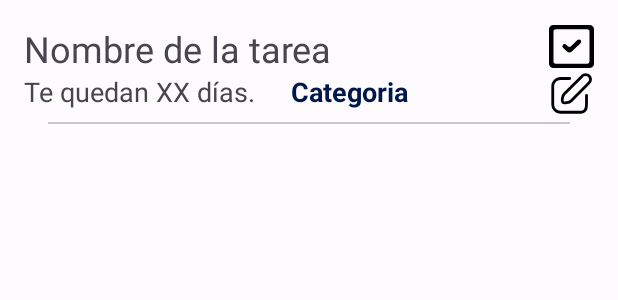
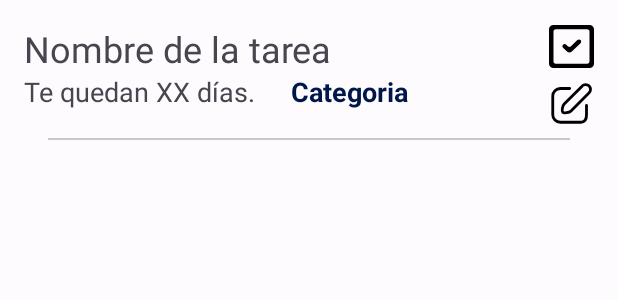
Before and after one commit to claravbr/ediaries_android, an Android app: the layout item_tarea.xml on its own in the app's theme, with its tools: preview values and no code run, on a phone screen of 412 x 824 dp. Shown: the top 300 px of the screen. Run offline under Robolectric (Android 15) with nearby library versions, the phone set to English and light mode, and no system bars.

Commit message:
Delete unused classes & separe icons

```diff
--- a/app/src/main/res/layout/item_tarea.xml
+++ b/app/src/main/res/layout/item_tarea.xml
@@ -48,7 +48,7 @@
         app:dividerInsetStart="16dp"
         app:layout_constraintEnd_toEndOf="parent"
         app:layout_constraintStart_toStartOf="parent"
-        app:layout_constraintTop_toBottomOf="@+id/textViewTaskTimeLeft" />
+        app:layout_constraintTop_toBottomOf="@+id/imageViewEdit" />
 
     <ImageView
         android:id="@+id/imageViewDone"
@@ -62,7 +62,7 @@
         android:id="@+id/imageViewEdit"
         android:layout_width="30dp"
         android:layout_height="30dp"
-        android:layout_marginTop="1dp"
+        android:layout_marginTop="8dp"
         app:layout_constraintEnd_toEndOf="parent"
         app:layout_constraintTop_toBottomOf="@+id/imageViewDone"
         app:srcCompat="@drawable/ic_edit" />
```
Also changed, not shown: app/src/main/java/com/uclm/louise/ediaries/data/AuthInterceptor.java (deleted, +0 -31 lines), app/src/main/java/com/uclm/louise/ediaries/data/clients/ApiClient.java (+0 -13 lines), app/src/main/res/drawable/ic_arrow_right.xml (deleted, +0 -12 lines).
